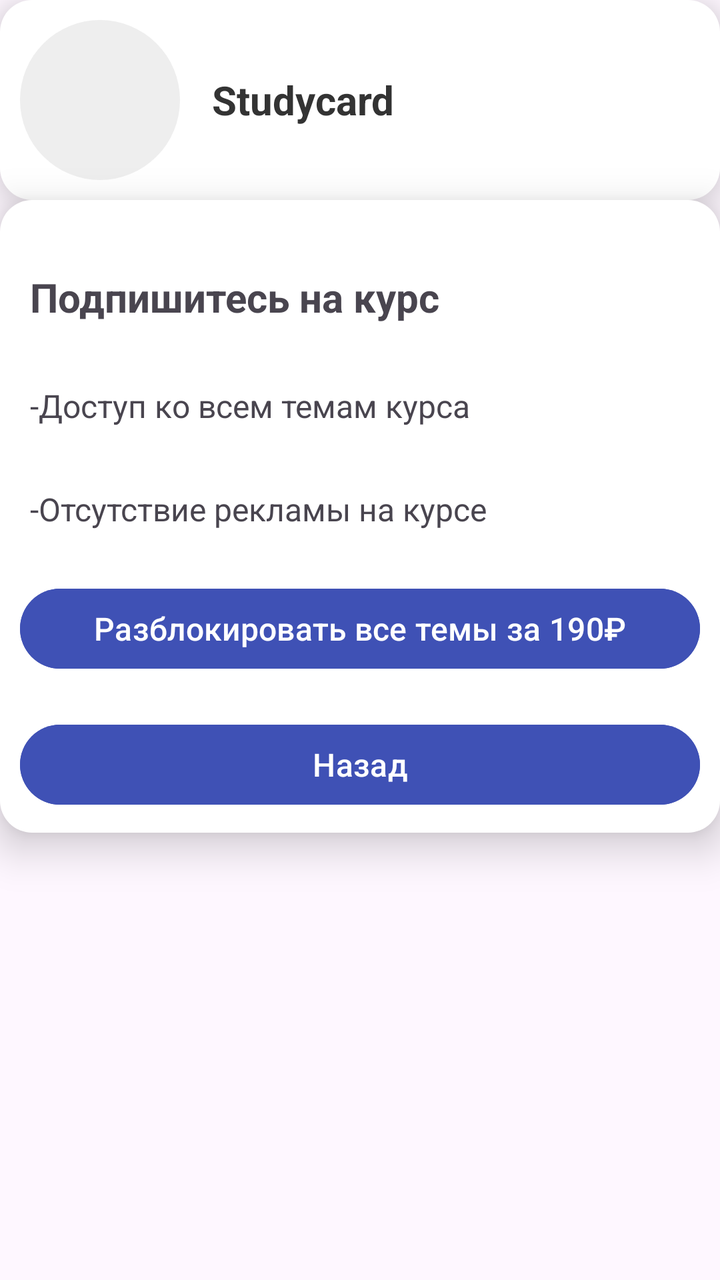
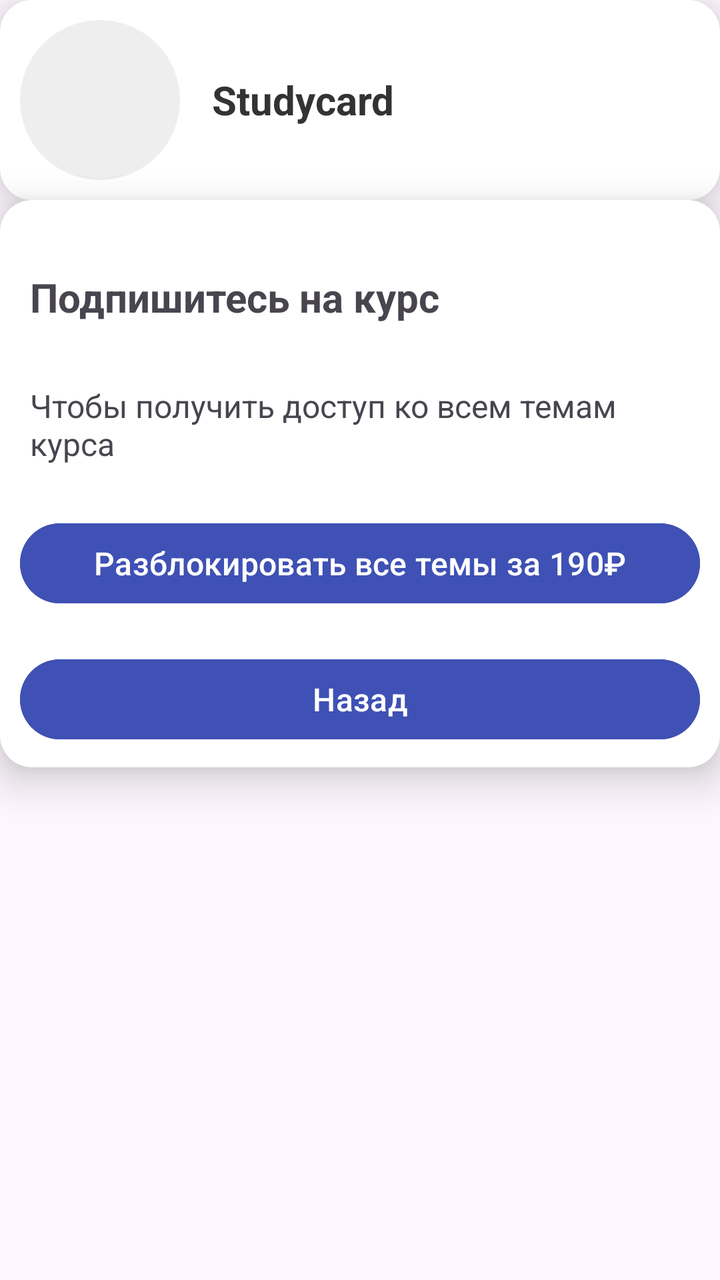

Compare the two renders of this Android layout. The source of the first and the diff that turns it into the second are given below.
<!-- AndroidManifest.xml: application theme Theme.Studycard -->
<!-- res/layout/activity_commercial.xml -->
<?xml version="1.0" encoding="utf-8"?>
<androidx.constraintlayout.widget.ConstraintLayout xmlns:android="http://schemas.android.com/apk/res/android"
    xmlns:app="http://schemas.android.com/apk/res-auto"
    xmlns:tools="http://schemas.android.com/tools"
    android:id="@+id/main"
    android:layout_width="match_parent"
    android:layout_height="match_parent"
    tools:context=".CommercialActivity">
    <LinearLayout
        android:id="@+id/head"
        android:layout_width="match_parent"
        android:layout_height="wrap_content"
        android:orientation="horizontal"
        android:background="@drawable/bg_card"
        android:elevation="8dp"
        android:padding="10dp"
        app:layout_constraintTop_toTopOf="parent"
        app:layout_constraintStart_toStartOf="parent"
        app:layout_constraintEnd_toEndOf="parent">

        <ImageView
            android:id="@+id/picture"
            android:layout_width="80dp"
            android:layout_height="80dp"
            android:layout_gravity="center_vertical"

            android:scaleType="centerCrop"
            android:contentDescription="@string/profile_picture_desc"
            android:background="@drawable/bg_image_circle" />

        <TextView
            android:id="@+id/name"
            android:layout_width="0dp"
            android:layout_height="wrap_content"
            android:layout_weight="1"
            android:layout_marginStart="16dp"

            android:layout_gravity="center_vertical"
            android:text="Studycard"
            android:textColor="@color/text_primary"
            android:textSize="20sp"
            android:textStyle="bold" />



    </LinearLayout>
    <LinearLayout
        android:id="@+id/body"
        android:layout_width="match_parent"
        android:layout_height="wrap_content"

        android:background="@drawable/bg_card"
        android:elevation="12dp"
        android:orientation="vertical"
        android:padding="10dp"
        app:layout_constraintEnd_toEndOf="parent"

        app:layout_constraintStart_toStartOf="parent"
        app:layout_constraintTop_toBottomOf="@+id/head">



        <TextView
            android:id="@+id/text"
            android:layout_width="match_parent"
            android:layout_height="wrap_content"
            android:layout_marginTop="20dp"
            android:autofillHints="Подпишитесь на курс"

            android:text="Подпишитесь на курс"
            android:padding="5dp"
            android:textSize="20sp"
            android:textStyle="bold"/>
        <TextView
            android:id="@+id/text1"
            android:layout_width="match_parent"
            android:layout_height="wrap_content"
            android:layout_marginTop="20dp"
            android:autofillHints="Пароль"
            android:text="-Доступ ко всем темам курса"
            android:padding="5dp"
            android:textSize="16sp" />
        <TextView
            android:id="@+id/text2"
            android:layout_width="match_parent"
            android:layout_height="wrap_content"
            android:layout_marginTop="20dp"
            android:autofillHints="Пароль"
            android:text="-Отсутствие рекламы на курсе"
            android:padding="5dp"
            android:textSize="16sp" />


        
        <Button
            android:id="@+id/comm"
            android:layout_width="match_parent"
            android:layout_height="wrap_content"
            android:layout_marginTop="20dp"
            android:backgroundTint="@color/blue"
            android:onClick="comm"
            android:text="Разблокировать все темы за 190₽"
            android:textColor="@color/white"
            android:textSize="16sp" />


        <Button
            android:id="@+id/exit"
            android:layout_width="match_parent"
            android:layout_height="wrap_content"
            android:layout_marginTop="20dp"
            android:backgroundTint="@color/blue"
            android:onClick="exit"
            android:text="Назад"
            android:textColor="@color/white"
            android:textSize="16sp" />



    </LinearLayout>
</androidx.constraintlayout.widget.ConstraintLayout>
<!-- resources referenced by this layout -->
<resources>
  <color name="blue">#3F51B5</color>
  <color name="text_primary">#333333</color>
  <color name="white">#FFFFFF</color>
  <!-- drawable bg_card (drawable) -->
  <shape xmlns:android="http://schemas.android.com/apk/res/android">
      <solid android:color="@color/card_background" />
      <corners android:radius="16dp" />
      <shadow android:color="@color/shadow_color" />
  </shape>
  <!-- drawable bg_image_circle (drawable) -->
  <shape xmlns:android="http://schemas.android.com/apk/res/android">
      <solid android:color="@color/profile_picture_background" />
      <corners android:radius="50dp" />
  </shape>
  <string name="profile_picture_desc">Profile picture</string>
  <style name="Theme.Studycard" parent="Base.Theme.Studycard" />
  <color name="card_background">#FFFFFF</color>
  <color name="shadow_color">#40000000</color>
  <color name="profile_picture_background">#EEEEEE</color>
  <style name="Base.Theme.Studycard" parent="Theme.Material3.DayNight.NoActionBar">
          
          
      </style>
</resources>

<!-- the commit's change to res/layout/activity_commercial.xml (unified diff, before → after) -->
@@ -77,18 +77,10 @@
             android:layout_height="wrap_content"
             android:layout_marginTop="20dp"
             android:autofillHints="Пароль"
-            android:text="-Доступ ко всем темам курса"
+            android:text="Чтобы получить доступ ко всем темам курса"
             android:padding="5dp"
             android:textSize="16sp" />
-        <TextView
-            android:id="@+id/text2"
-            android:layout_width="match_parent"
-            android:layout_height="wrap_content"
-            android:layout_marginTop="20dp"
-            android:autofillHints="Пароль"
-            android:text="-Отсутствие рекламы на курсе"
-            android:padding="5dp"
-            android:textSize="16sp" />
+
 
 
         
